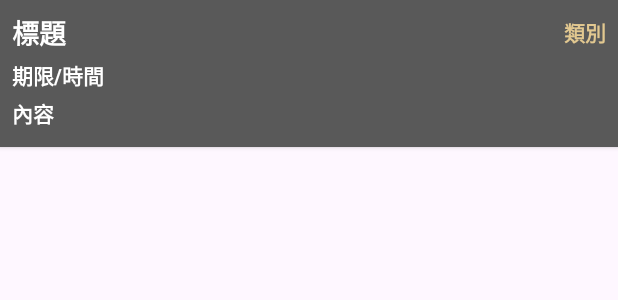
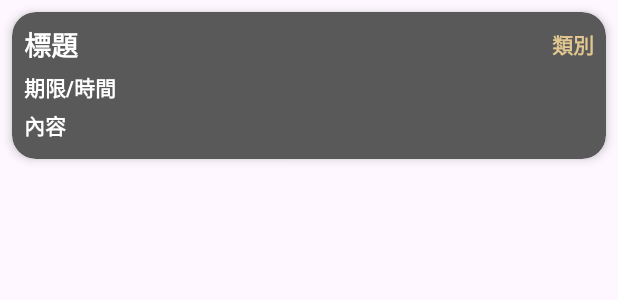
Before and after one commit to joejo04363108/Focus_plus, an Android app: the layout note_item.xml on its own in the app's theme, with its tools: preview values and no code run, on a phone screen of 412 x 824 dp. Shown: the top 300 px of the screen. Run offline under Robolectric (Android 15) with nearby library versions, the light colour scheme and no system bars.

Commit message:
final_push

```diff
--- a/app/src/main/res/layout/activity_tomato.xml
+++ b/app/src/main/res/layout/activity_tomato.xml
@@ -230,7 +230,7 @@
                 android:id="@+id/startButton"
                 android:layout_width="wrap_content"
                 android:layout_height="wrap_content"
-                android:layout_marginTop="88dp"
+                android:layout_marginTop="120dp"
                 android:backgroundTint="#FFFFFF"
                 android:text="開始"
                 android:textColor="#000000"
--- a/app/src/main/res/layout/note_item.xml
+++ b/app/src/main/res/layout/note_item.xml
@@ -1,11 +1,18 @@
-<?xml version="1.0" encoding="utf-8"?>
-<LinearLayout xmlns:android="http://schemas.android.com/apk/res/android"
+<androidx.cardview.widget.CardView
+    xmlns:android="http://schemas.android.com/apk/res/android"
+    xmlns:card_view="http://schemas.android.com/apk/res-auto"
     android:layout_width="match_parent"
     android:layout_height="wrap_content"
-    android:elevation="2dp"
+    android:layout_margin="8dp"
+    card_view:cardCornerRadius="16dp"
+    card_view:cardElevation="4dp"
+    android:backgroundTint="#595959">
+
+    <LinearLayout
+        android:layout_width="match_parent"
+        android:layout_height="wrap_content"
         android:orientation="vertical"
-    android:padding="8dp"
-    android:background="#595959" >
+        android:padding="8dp">
 
         <!-- 水平排列的標題與類別 -->
         <LinearLayout
@@ -58,3 +65,4 @@
             android:textStyle="bold"
             android:textColor="#FFFFFF" />
     </LinearLayout>
+</androidx.cardview.widget.CardView>
```
Also changed, not shown: app/src/main/java/com/example/focus_plus/MainActivity.java (+98 -3 lines), app/src/main/java/com/example/focus_plus/ReminderReceiver.java (+50 -2 lines), app/src/main/res/layout/activity_timer.xml (+8 -5 lines). Lines whose indentation alone changed are shown as unchanged.
